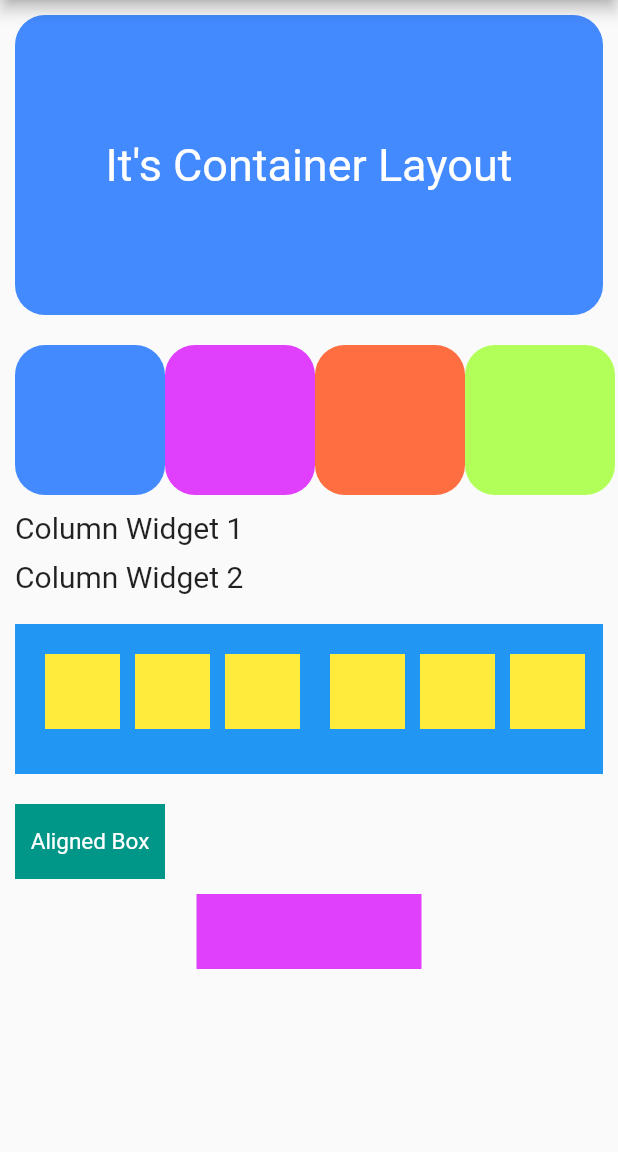
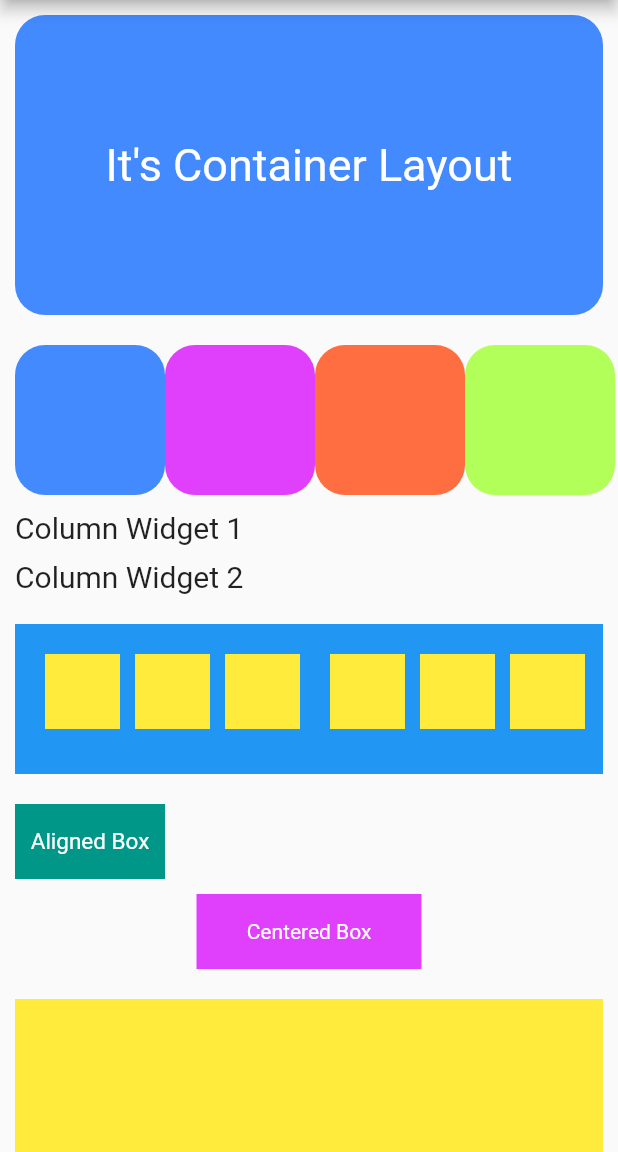
Before and after one commit to SalehAkramSifat/Flutter-Layout-Widget, a Flutter app: the screen it shows after launch, on a phone screen of 412 x 824 dp, the part 84-1236 px from its top. Run offline on Flutter 3.47's test engine with Material 2 defaults, Android fonts, the phone set to English and light mode, and no system bars.

Commit message:
Layout Last Commit

```diff
--- a/lib/main.dart
+++ b/lib/main.dart
@@ -49,21 +49,27 @@ class HomeActivity extends StatelessWidget{
         Positioned(top: 20, left: 270, child: Container(width: 50, height: 50, color: Colors.yellow,),),
         Positioned(top: 20, left: 330, child: Container(width: 50, height: 50, color: Colors.yellow,),),
       ],),
+
+
     SizedBox(height: 20,),
       Align(alignment: Alignment.centerLeft,child: Container(height: 50,width: 100,color: Colors.teal,child: Center(child: Text("Aligned Box", style: TextStyle(fontSize: 15, color: Colors.white),),),),),
 
+      SizedBox(height: 10,),
+      Center(child: Container(height: 50, width: 150,color: Colors.purpleAccent,
+        child: Center(child: Text("Centered Box", style:TextStyle(color: Colors.white),),),),),
+      SizedBox(height: 20,),
 
-      SizedBox(height: 10,),
-      Center(child: Container(height: 50, width: 150,color: Colors.purpleAccent,),)
+      SizedBox(height: 200, child: Container(color: Colors.yellow,),),
 
-
+      // Wrap Widget
+      SizedBox(height: 30,),
+      Wrap(spacing: 30, runSpacing: 30,
+        children: [ Container(width: 50, height: 50, color: Colors.red,),
+          Container(width: 50, height: 50, color: Colors.red,),
+          Container(width: 50, height: 50, color: Colors.red,),
+          Container(width: 50, height: 50, color: Colors.blue,),  ],)
     ],),
-
-
-
-
     ));
-
 
   }
 }
```
